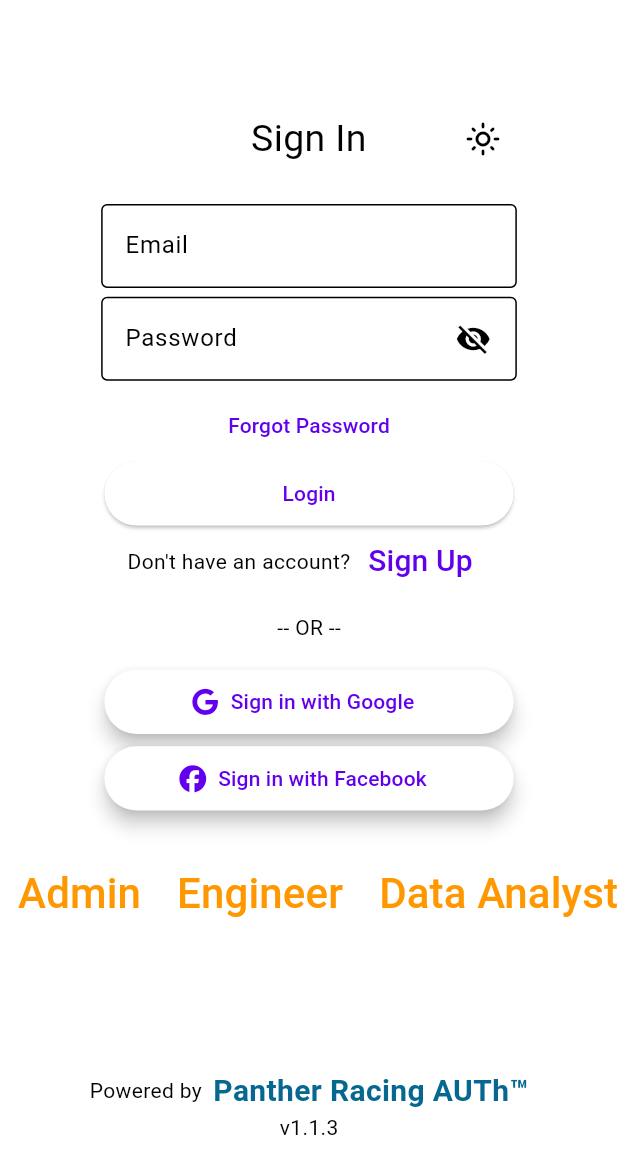
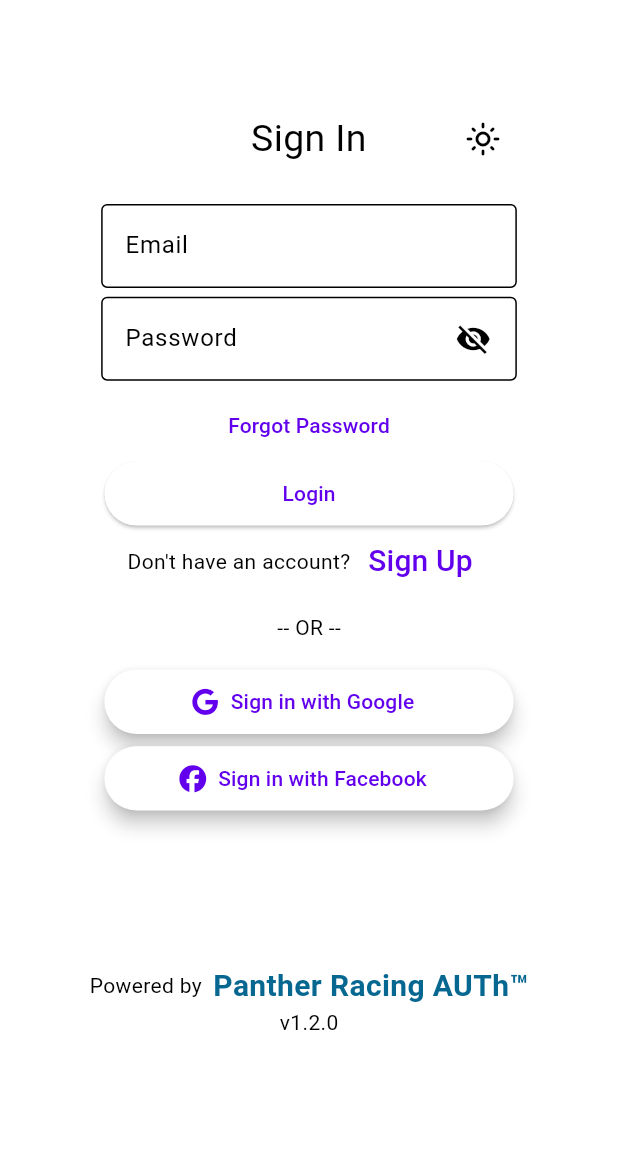
Before and after one commit to Panther-Racing-AUTh/lap-tracker, a Flutter app: the screen it shows after launch, on a phone screen of 412 x 824 dp. Shown: the top 1174 px of the screen. Run offline on Flutter 3.47's test engine with Material 3 defaults, Android fonts, the phone set to English and light mode, and no system bars; our stand-ins replace carousel_slider, fl_chart, font_awesome_flutter, google_sign_in, graphql_flutter, image_picker and 7 more; missing offline and left inert: country_flags, flutter_device_type, syncfusion_flutter_core; accounts and stored records are empty.

Commit message:
version name updated

```diff
--- a/lib/widgets/login.dart
+++ b/lib/widgets/login.dart
@@ -292,92 +292,92 @@ class LoginState extends State<Login> {
             auth: 'Facebook',
           ),
           SizedBox(height: 20),
-          Container(
-            height: 70,
-            child: ListView(
-              shrinkWrap: true,
-              scrollDirection: Axis.horizontal,
-              children: [
-                Row(
-                  mainAxisAlignment: MainAxisAlignment.center,
-                  children: [
-                    TextButton(
-                      child: Text('Admin',
-                          style: TextStyle(fontSize: 28, color: Colors.orange)),
-                      onPressed: () {
-                        userLogin(
-                            email: 'pantheradm1n1@gmail.com',
-                            password: 'pantheradmin123',
-                            signedUp: true,
-                            context: context,
-                            userExists: true);
-                      },
-                    ),
-                    TextButton(
-                      onPressed: () {
-                        userLogin(
-                            email: 'engineer@mailinator.com',
-                            password: '123456',
-                            signedUp: true,
-                            context: context,
-                            userExists: true);
-                      },
-                      child: Text('Engineer',
-                          style: TextStyle(fontSize: 28, color: Colors.orange)),
-                    ),
-                    TextButton(
-                      onPressed: () {
-                        userLogin(
-                            email: 'data_analyst@mailinator.com',
-                            password: '123456',
-                            signedUp: true,
-                            context: context,
-                            userExists: true);
-                      },
-                      child: Text('Data Analyst',
-                          style: TextStyle(fontSize: 28, color: Colors.orange)),
-                    ),
-                    TextButton(
-                      onPressed: () {
-                        userLogin(
-                            email: 'default@mailinator.com',
-                            password: '123456',
-                            signedUp: true,
-                            context: context,
-                            userExists: true);
-                      },
-                      child: Text('Default',
-                          style: TextStyle(fontSize: 28, color: Colors.orange)),
-                    ),
-                    TextButton(
-                      onPressed: () {
-                        userLogin(
-                            email: 'hands_on_engineer@mailinator.com',
-                            password: '123456',
-                            signedUp: true,
-                            context: context,
-                            userExists: true);
-                      },
-                      child: Text('Hands On Engineer',
-                          style: TextStyle(fontSize: 28, color: Colors.orange)),
-                    ),
-                    TextButton(
-                      onPressed: () {
-                        userLogin(
-                            email: 'chief_engineer@mailinator.com',
-                            password: '123456',
-                            signedUp: true,
-                            context: context,
-                            userExists: true);
-                      },
-                      child: Text('Chief Engineer',
-                          style: TextStyle(fontSize: 28, color: Colors.orange)),
-                    ),
-                  ],
-                ),
-              ],
-            ),
-          ),
+          // Container(
+          //   height: 70,
+          //   child: ListView(
+          //     shrinkWrap: true,
+          //     scrollDirection: Axis.horizontal,
+          //     children: [
+          //       Row(
+          //         mainAxisAlignment: MainAxisAlignment.center,
+          //         children: [
+          //           TextButton(
+          //             child: Text('Admin',
+          //                 style: TextStyle(fontSize: 28, color: Colors.orange)),
+          //             onPressed: () {
+          //               userLogin(
+          //                   email: 'pantheradm1n1@gmail.com',
+          //                   password: 'pantheradmin123',
+          //                   signedUp: true,
+          //                   context: context,
+          //                   userExists: true);
+          //             },
+          //           ),
+          //           TextButton(
+          //             onPressed: () {
+          //               userLogin(
+          //                   email: 'engineer@mailinator.com',
+          //                   password: '123456',
+          //                   signedUp: true,
+          //                   context: context,
+          //                   userExists: true);
+          //             },
+          //             child: Text('Engineer',
+          //                 style: TextStyle(fontSize: 28, color: Colors.orange)),
+          //           ),
+          //           TextButton(
+          //             onPressed: () {
+          //               userLogin(
+          //                   email: 'data_analyst@mailinator.com',
+          //                   password: '123456',
+          //                   signedUp: true,
+          //                   context: context,
+          //                   userExists: true);
+          //             },
+          //             child: Text('Data Analyst',
+          //                 style: TextStyle(fontSize: 28, color: Colors.orange)),
+          //           ),
+          //           TextButton(
+          //             onPressed: () {
+          //               userLogin(
+          //                   email: 'default@mailinator.com',
+          //                   password: '123456',
+          //                   signedUp: true,
+          //                   context: context,
+          //                   userExists: true);
+          //             },
+          //             child: Text('Default',
+          //                 style: TextStyle(fontSize: 28, color: Colors.orange)),
+          //           ),
+          //           TextButton(
+          //             onPressed: () {
+          //               userLogin(
+          //                   email: 'hands_on_engineer@mailinator.com',
+          //                   password: '123456',
+          //                   signedUp: true,
+          //                   context: context,
+          //                   userExists: true);
+          //             },
+          //             child: Text('Hands On Engineer',
+          //                 style: TextStyle(fontSize: 28, color: Colors.orange)),
+          //           ),
+          //           TextButton(
+          //             onPressed: () {
+          //               userLogin(
+          //                   email: 'chief_engineer@mailinator.com',
+          //                   password: '123456',
+          //                   signedUp: true,
+          //                   context: context,
+          //                   userExists: true);
+          //             },
+          //             child: Text('Chief Engineer',
+          //                 style: TextStyle(fontSize: 28, color: Colors.orange)),
+          //           ),
+          //         ],
+          //       ),
+          //     ],
+          //   ),
+          // ),
           Column(
             //'powered by panther' text
             crossAxisAlignment: CrossAxisAlignment.center,
@@ -402,7 +402,7 @@ class LoginState extends State<Login> {
                   ],
                 ),
               ),
-              Text('v1.1.3')
+              Text('v1.2.0')
             ],
           ),
         ],
```
